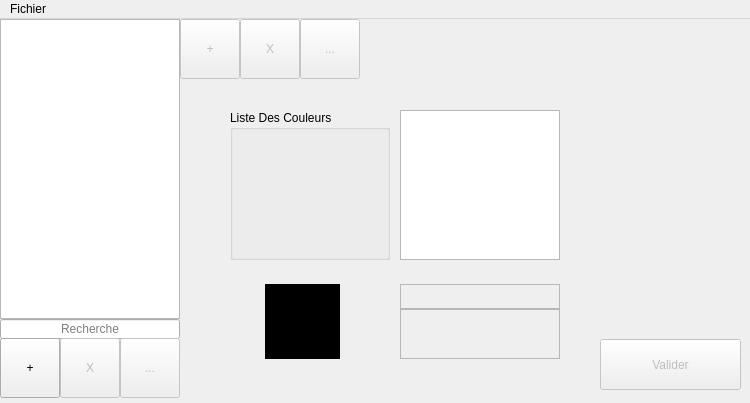
Qt form mainwindow.ui (limalayla/PadID_Palette) before a commit.
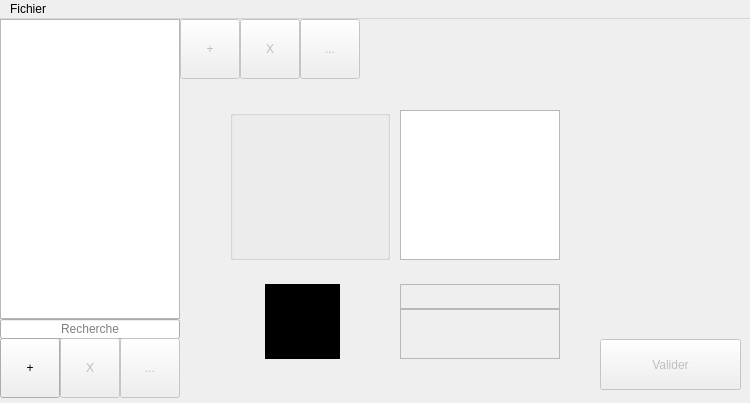
The same form after that commit.

Diff of the .ui file:
```diff
--- a/mainwindow.ui
+++ b/mainwindow.ui
@@ -256,7 +256,7 @@
      </rect>
     </property>
     <property name="title">
-     <string>Liste Des Couleurs</string>
+     <string/>
     </property>
    </widget>
   </widget>
```
